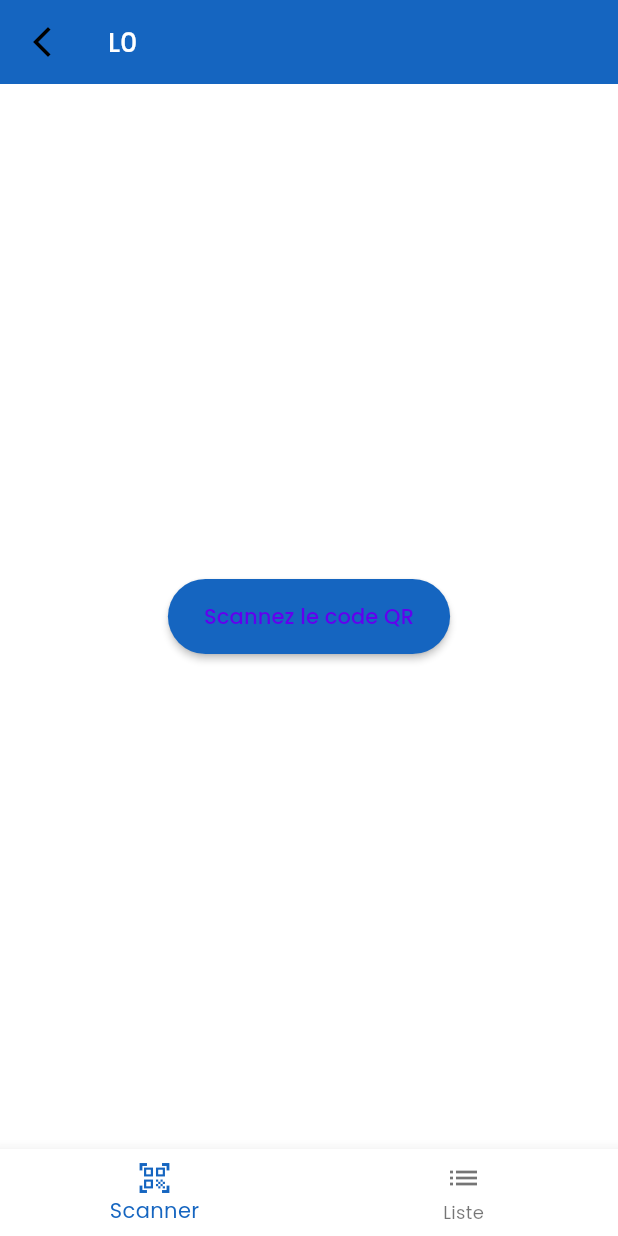
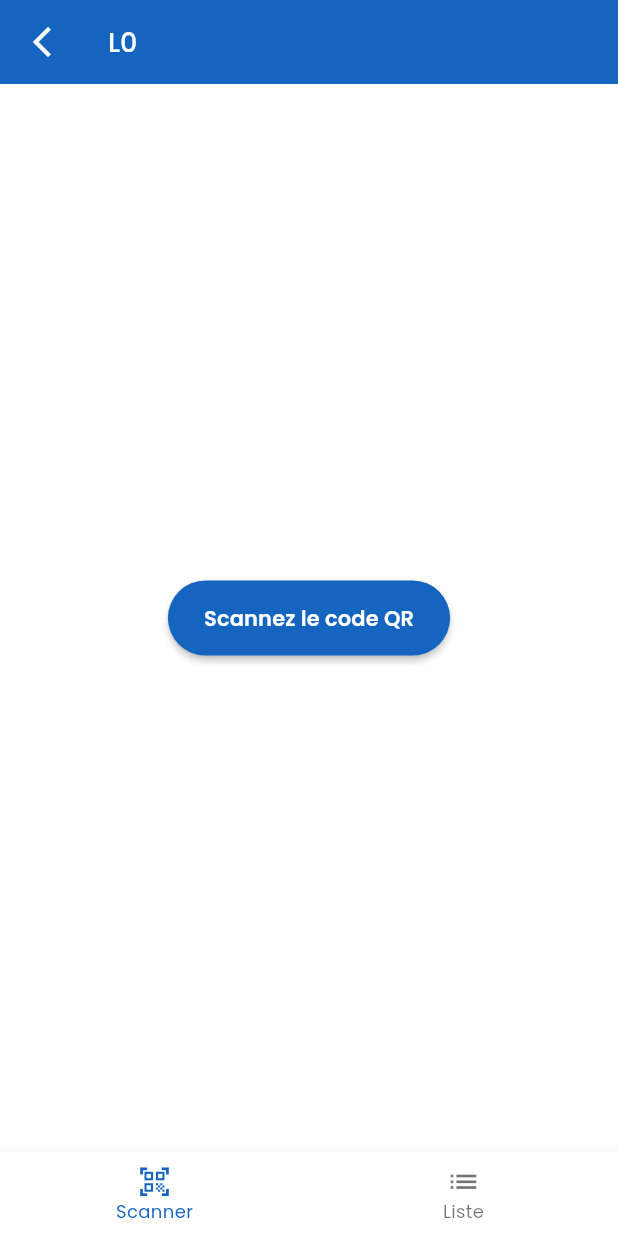
Before and after one commit to prudent-migabo/stucap, a Flutter app: the PresenceScreen screen opened by its route, after a tap on "L0", on a phone screen of 412 x 824 dp. Run offline on Flutter 3.47's test engine with Material 3 defaults, Android fonts, the light colour scheme and no system bars; our stand-ins replace barcode_widget, bloc, cached_network_image, cloud_firestore, equatable, firebase_auth and 3 more; missing offline and left inert: flutter_barcode_scanner; accounts and stored records are empty; network calls fail.

Commit message:
feat: ui adjustements

```diff
--- a/lib/config/app_theme.dart
+++ b/lib/config/app_theme.dart
@@ -35,7 +35,7 @@ class AppThemeData {
 
   // Radius
   static const double cornerRadiusCard = 40.0;
-  static const double cornerRadiusCardButton = 20.0;
+  static const double cornerRadiusCardButton = 10.0;
   static const double cornerRadiusTextFields = 10.0;
 
   // Light Theme
@@ -75,7 +75,7 @@ class AppThemeData {
     inputDecorationTheme:  InputDecorationTheme(
       fillColor: AppThemeData.backgroundWhite,
       filled: true,
-      contentPadding: const EdgeInsets.symmetric(vertical: 20, horizontal: 15),
+      contentPadding: const EdgeInsets.symmetric(vertical: 15, horizontal: 15),
       disabledBorder: OutlineInputBorder(
         borderRadius: BorderRadius.circular(cornerRadiusTextFields),
         borderSide: const BorderSide(color: backgroundGrey),
@@ -90,9 +90,11 @@ class AppThemeData {
       ),
       hintStyle: const TextStyle(
         color: textGrey,
+        fontSize: 14,
       ),
       labelStyle: const TextStyle(
         color: textGrey,
+        fontSize: 14,
       ),
     ),
     appBarTheme: const AppBarTheme(
--- a/lib/presentation/screens/daily_list_students_tab/daily_list_students_tab.dart
+++ b/lib/presentation/screens/daily_list_students_tab/daily_list_students_tab.dart
@@ -27,6 +27,7 @@ class _DailyListStudentTabState extends State<DailyListStudentTab> {
           },
           child: const Icon(
             Icons.arrow_back_ios_new,
+            color: Colors.white,
           ),
         ),
         title: Text(context.watch<DrawerCubit>().state == 'P0'
--- a/lib/presentation/screens/presence_details_screen/presence_details_screen.dart
+++ b/lib/presentation/screens/presence_details_screen/presence_details_screen.dart
@@ -37,12 +37,17 @@ class _PresenceDetailsScreenState extends State<PresenceDetailsScreen> {
           });
         },
         currentIndex: _index,
-        selectedLabelStyle: TextStyle(
-          fontSize: AppThemeData.lightTheme.textTheme.titleSmall!.fontSize,
+        iconSize: 23,
+        selectedLabelStyle: const TextStyle(
+          fontSize: 12,
+        ),
+        unselectedLabelStyle: const TextStyle(
+          fontSize: 12,
         ),
         items: const [
           BottomNavigationBarItem(
-              icon: Icon(Icons.qr_code_scanner), label: 'Scanner',
+              icon: Icon(Icons.qr_code_scanner),
+            label: 'Scanner',
           ),
           BottomNavigationBarItem(
               icon: Icon(Icons.list), label: 'Liste'
--- a/lib/presentation/screens/presence_scanner_tab/presence_scanner_tab.dart
+++ b/lib/presentation/screens/presence_scanner_tab/presence_scanner_tab.dart
@@ -128,6 +128,7 @@ class _PresenceScannerTabState extends State<PresenceScannerTab> {
             },
             child: const Icon(
               Icons.arrow_back_ios_new,
+              color: Colors.white,
             ),
           ),
           title: BlocBuilder<DrawerCubit, String>(
@@ -160,11 +161,11 @@ class _PresenceScannerTabState extends State<PresenceScannerTab> {
                         .updatePresence(scanResultFinal);
                   });
                 },
-                child: Text(
+                child: const Text(
                   DataValues.presencesScannerButtonTitle,
                   style: TextStyle(
-                    fontWeight: AppThemeData
-                        .lightTheme.textTheme.titleMedium!.fontWeight,
+                    fontWeight: FontWeight.w600,
+                    color: Colors.white,
                   ),
                 ),
               ),
--- a/lib/presentation/screens/presence_screen/presence_screen.dart
+++ b/lib/presentation/screens/presence_screen/presence_screen.dart
@@ -28,7 +28,7 @@ class PresenceScreen extends StatelessWidget {
             },
             child: const Padding(
             padding: EdgeInsets.only(right: 20),
-            child: Icon(Icons.home),
+            child: Icon(Icons.home, color: Colors.white,),
         ),
           ),
     ],
--- a/lib/presentation/widgets/custom_appbar.dart
+++ b/lib/presentation/widgets/custom_appbar.dart
@@ -6,7 +6,7 @@ PreferredSize customAppBar ({required VoidCallback onBackEvent, required String
       child: AppBar(
     leading: GestureDetector(
       onTap: onBackEvent,
-      child: const Icon(Icons.arrow_back_ios_new,),
+      child: const Icon(Icons.arrow_back_ios_new, color: Colors.white,),
     ),
         title: Text(title),
         actions: actions,
--- a/lib/presentation/widgets/custom_button.dart
+++ b/lib/presentation/widgets/custom_button.dart
@@ -4,11 +4,12 @@ import 'package:stucap/static/statics.dart';
 import '../../config/app_theme.dart';
 
 class CustomButton extends StatelessWidget {
-  const CustomButton({Key? key, required this.onPressed, required this.text, this.backgroundColor}) : super(key: key);
+  const CustomButton({Key? key, required this.onPressed, required this.text, this.backgroundColor, this.textColor}) : super(key: key);
 
   final VoidCallback onPressed;
   final String text;
   final Color? backgroundColor;
+  final Color? textColor;
 
   @override
   Widget build(BuildContext context) {
@@ -22,7 +23,8 @@ class CustomButton extends StatelessWidget {
       ),
       child: Text(text,
         style: TextStyle(
-          fontWeight: bold,
+          fontWeight: FontWeight.w600,
+          color: textColor ?? Colors.white
         ),
       ),
     );
--- a/lib/presentation/widgets/custom_card_presence_dash.dart
+++ b/lib/presentation/widgets/custom_card_presence_dash.dart
@@ -15,18 +15,18 @@ class CustomCardPresenceDash extends StatelessWidget {
       onTap: onTap,
       child: Card(
         elevation: 5,
-        color: AppThemeData.backgroundWhite,
+         color: Colors.white,
         shape: RoundedRectangleBorder(
           borderRadius: BorderRadius.circular(15),
         ),
         child: Column(
           crossAxisAlignment: CrossAxisAlignment.start,
           children: [
-            Padding(
-              padding: const EdgeInsets.only(top: 10.0, right: 10),
+            const Padding(
+              padding: EdgeInsets.only(top: 10.0, right: 10),
               child: Align(
                 alignment: Alignment.topRight,
-                child: const Icon(Icons.more_vert),
+                child: Icon(Icons.more_vert),
               ),
             ),
             Padding(
--- a/lib/presentation/widgets/custom_list_tile.dart
+++ b/lib/presentation/widgets/custom_list_tile.dart
@@ -6,12 +6,16 @@ import '../../config/app_theme.dart';
 Widget customListTile({required String title, Widget? subtitle, Widget? leading}){
   return ListTile(
     leading: leading ?? const CircleAvatar(
-      radius: 25,
+      radius: 23,
       backgroundColor: AppThemeData.cardGrey,
       child:  Icon(Icons.person, color: AppThemeData.iconPrimary,),
     ),
     title: Text(
       title,
+      style: const TextStyle(
+        fontSize: 15,
+        fontWeight: FontWeight.w500,
+      ),
     ),
     subtitle: subtitle,
   );
```
Also changed, not shown: lib/presentation/screens/list_students_screen/list_students_screen.dart (+5 -2 lines), lib/presentation/screens/login_screen/login_screen.dart (+25 -19 lines), lib/presentation/screens/navigation_drawer/navigation_drawer.dart (+4 -4 lines), lib/presentation/widgets/custom_drawer_listTile.dart (+8 -2 lines), pubspec.lock, 11 other files.
